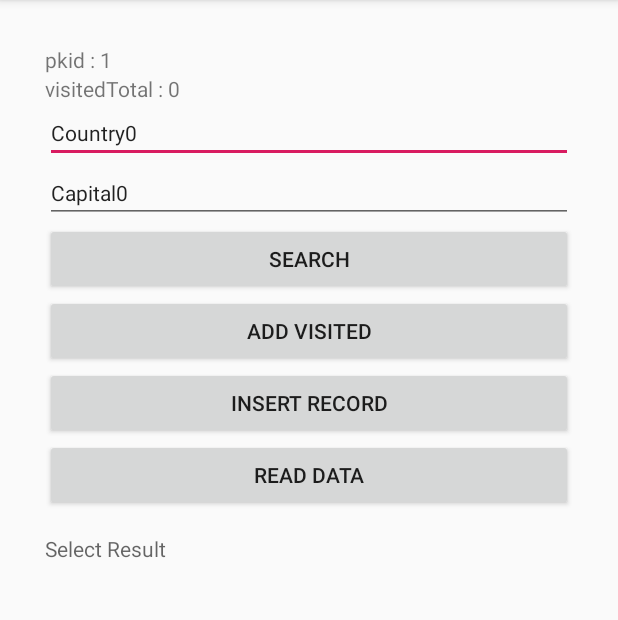
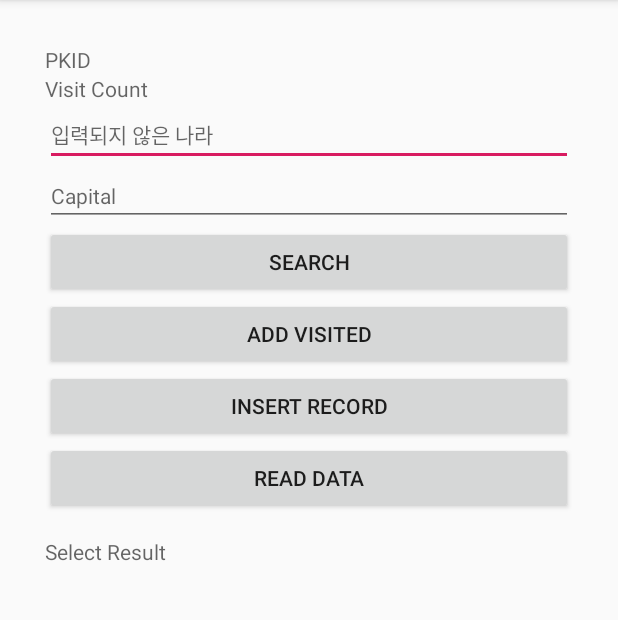
Before and after one commit to codebaker/TryDatabase1101, an Android app: the screen it shows after launch (MainActivity), after a tap on "SEARCH", on a phone screen of 412 x 824 dp, the part 84-704 px from its top. Run offline under Robolectric (Android 15) with nearby library versions, the phone set to English and light mode, and no system bars.

Commit message:
쿼리 수정 메서드 명 수정

```diff
--- a/app/src/main/java/com/codebakery/joan/trydatabase1101/MainActivity.java
+++ b/app/src/main/java/com/codebakery/joan/trydatabase1101/MainActivity.java
@@ -59,7 +59,7 @@ public class MainActivity extends AppCompatActivity implements View.OnClickListe
         String capital = editTextCapital.getText().toString();
         switch (v.getId()){
             case R.id.buttonSearch :
-                searchByPkid(country);
+                searchByCountry(country);
                 break;
             case R.id.buttonAddVisit :
                 addVisitCount(textViewId.getText().toString());
@@ -80,19 +80,17 @@ public class MainActivity extends AppCompatActivity implements View.OnClickListe
         }
     }
 
-    private void addVisitCount(String pkid) {
-        String query = "INSERT INTO awe_country_visitedcount VALUES (" + pkid + ")";
+    private void addVisitCount(String schCountry) {
+        String query = "INSERT INTO awe_country_visitedcount VALUES (" + schCountry.replace("pkid : ","") + ")";
         mdb.execSQL(query);
 
     }
 
-    private void searchByPkid(String pkid) {
-        String query = "SELECT pkid, country,capital,count(fkid) visitedTotal " +
-                        "FROM awe_country " +
-                        "LEFT JOIN awe_country_visitedcount " +
-                        "ON pkid = fkid " +
-                        //"AND pkid = "+pkid;
-                        "AND country = '" + pkid + "'";
+    private void searchByCountry(String pkid) {
+        String query = "SELECT pkid, country, capital, ifnull(vcount,0) visitedTotal " +
+                        "FROM (SELECT * FROM awe_country WHERE country='"+pkid+"') a " +
+                        "LEFT JOIN (SELECT fkid, count(*) vcount FROM awe_country_visitedcount GROUP BY fkid) b " +
+                        "ON pkid = fkid";
         cursor = mdb.rawQuery(query,null);
         int count = cursor.getCount();
         if(cursor.getCount()>0){
@@ -105,6 +103,12 @@ public class MainActivity extends AppCompatActivity implements View.OnClickListe
             textViewCount.setText("visitedTotal : "+visitedTotal);
             editTextCountry.setText(country);
             editTextCapital.setText(capital);
+        }else{
+            textViewId.setText("");
+            textViewCount.setText("");
+            editTextCountry.setHint("입력되지 않은 나라");
+            editTextCountry.setText("");
+            editTextCapital.setText("");
         }
     }
 
```
